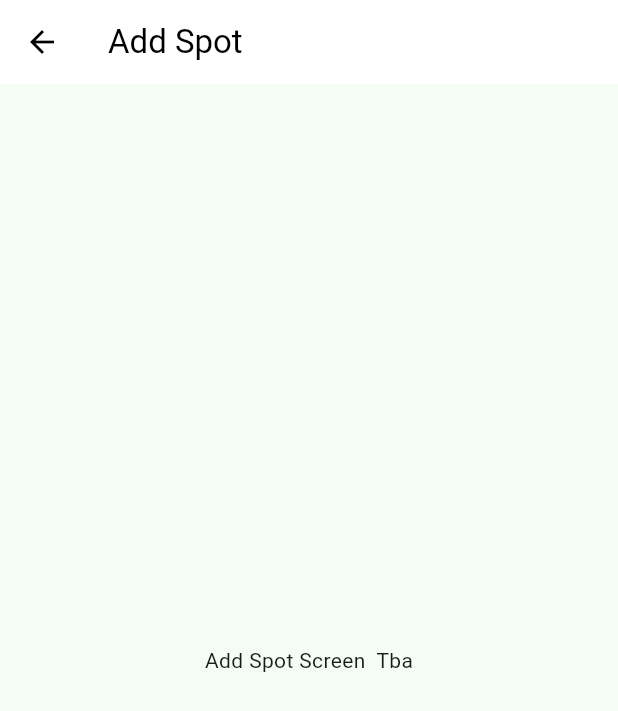
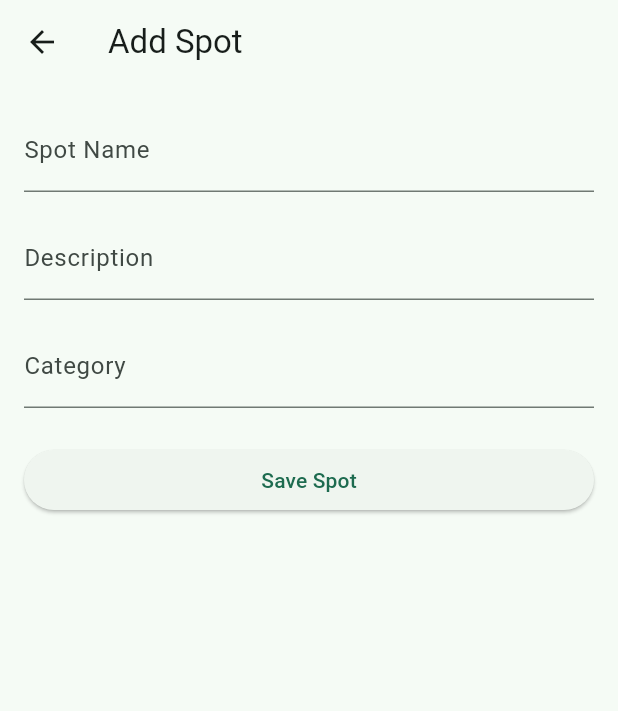
Before and after one commit to Chloe-Celya/Project_Hidden-gems-app, a Flutter app: the AddSpotScreen screen opened directly, on a phone screen of 412 x 824 dp. Shown: the top 711 px of the screen. Run offline on Flutter 3.47's test engine with Material 3 defaults, Android fonts, the phone set to English and light mode, and no system bars; our stand-ins replace cloud_firestore, firebase_auth, firebase_core; accounts and stored records are empty.

Commit message:
Création spot + implémentation CREATE

```diff
--- a/lib/screens/addspot_screen.dart
+++ b/lib/screens/addspot_screen.dart
@@ -1,19 +1,140 @@
 import 'package:flutter/material.dart';
+import 'package:firebase_auth/firebase_auth.dart';
 
-class AddSpotScreen extends StatelessWidget {
+import '../models/spot.dart';
+import '../services/spot_service.dart';
+
+class AddSpotScreen extends StatefulWidget {
   const AddSpotScreen({super.key});
+
+  @override
+  State<AddSpotScreen> createState() => _AddSpotScreenState();
+}
+
+class _AddSpotScreenState extends State<AddSpotScreen> {
+  final _formKey = GlobalKey<FormState>();
+
+  final _nameController = TextEditingController();
+  final _descriptionController = TextEditingController();
+  final _categoryController = TextEditingController();
+
+  final SpotService _spotService = SpotService();
+
+  bool isLoading = false;
+
+  Future<void> saveSpot() async {
+    if (!_formKey.currentState!.validate()) return;
+
+    setState(() {
+      isLoading = true;
+    });
+
+    final user = FirebaseAuth.instance.currentUser;
+
+    final spot = Spot(
+      id: '',
+      name: _nameController.text.trim(),
+      description: _descriptionController.text.trim(),
+      category: _categoryController.text.trim(),
+      createdBy: user?.uid ?? '',
+    );
+
+    await _spotService.addSpot(spot);
+
+    if (mounted) {
+      ScaffoldMessenger.of(context).showSnackBar(
+        const SnackBar(
+          content: Text('Spot added successfully'),
+        ),
+      );
+
+      _nameController.clear();
+      _descriptionController.clear();
+      _categoryController.clear();
+    }
+
+    setState(() {
+      isLoading = false;
+    });
+  }
+
+  @override
+  void dispose() {
+    _nameController.dispose();
+    _descriptionController.dispose();
+    _categoryController.dispose();
+    super.dispose();
+  }
 
   @override
   Widget build(BuildContext context) {
     return Scaffold(
       appBar: AppBar(
         title: const Text('Add Spot'),
-        backgroundColor: Colors.white,
-        foregroundColor: Colors.black,
-        elevation: 0,
       ),
-      body: const Center(
-        child: Text('Add Spot Screen  Tba'),
+      body: Padding(
+        padding: const EdgeInsets.all(16),
+        child: Form(
+          key: _formKey,
+          child: Column(
+            children: [
+              TextFormField(
+                controller: _nameController,
+                decoration: const InputDecoration(
+                  labelText: 'Spot Name',
+                ),
+                validator: (value) {
+                  if (value == null || value.isEmpty) {
+                    return 'Please enter a spot name';
+                  }
+                  return null;
+                },
+              ),
+
+              const SizedBox(height: 16),
+
+              TextFormField(
+                controller: _descriptionController,
+                decoration: const InputDecoration(
+                  labelText: 'Description',
+                ),
+                validator: (value) {
+                  if (value == null || value.isEmpty) {
+                    return 'Please enter a description';
+                  }
+                  return null;
+                },
+              ),
+
+              const SizedBox(height: 16),
+
+              TextFormField(
+                controller: _categoryController,
+                decoration: const InputDecoration(
+                  labelText: 'Category',
+                ),
+                validator: (value) {
+                  if (value == null || value.isEmpty) {
+                    return 'Please enter a category';
+                  }
+                  return null;
+                },
+              ),
+
+              const SizedBox(height: 24),
+
+              SizedBox(
+                width: double.infinity,
+                child: ElevatedButton(
+                  onPressed: isLoading ? null : saveSpot,
+                  child: isLoading
+                      ? const CircularProgressIndicator()
+                      : const Text('Save Spot'),
+                ),
+              ),
+            ],
+          ),
+        ),
       ),
     );
   }
--- a/pubspec.yaml
+++ b/pubspec.yaml
@@ -7,6 +7,7 @@ publish_to: 'none'
 dependencies:
   flutter:
     sdk: flutter
+  flutter_lints: ^5.0.0
 
   # Firebase
   firebase_core: ^3.6.0
```
Also changed, not shown: pubspec.lock.
